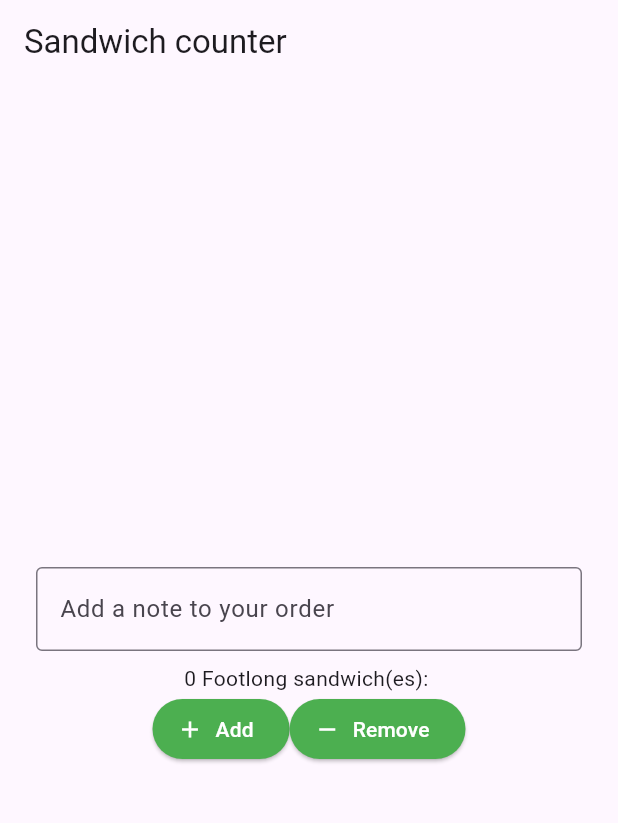
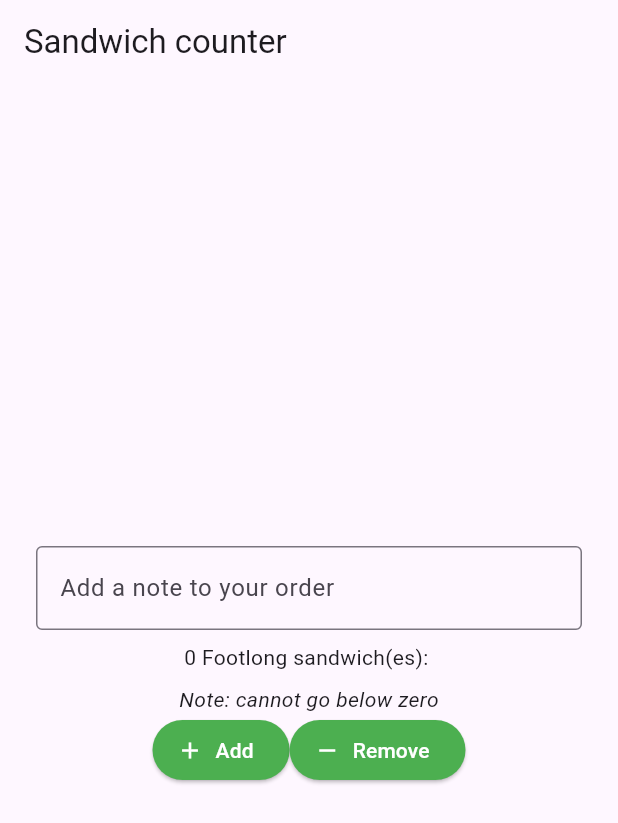
Before and after one commit to JxrryJr/sandwich_shop, a Flutter app: the screen it shows after launch, after a tap on "Add", after a tap on "Remove", on a phone screen of 412 x 824 dp. Shown: the top 823 px of the screen. Run offline on Flutter 3.47's test engine with Material 3 defaults, Android fonts, the phone set to English and light mode, and no system bars.

Commit message:
add limits to the order screen state

```diff
--- a/lib/main.dart
+++ b/lib/main.dart
@@ -74,11 +74,17 @@ class _OrderScreenState extends State<OrderScreen> {
     if (_quantity < widget.maxQuantity) {
       setState(() => _quantity++ );
     }
+    if (_quantity == 10) {
+      setState(() => _note = 'Maximum quantity reached');
+    }
   }
 
   void _decreaseQuantity() {
     if (_quantity > 0) {
       setState(() => _quantity--);
+    }
+    if (_quantity == 0) {
+      setState(() => _note = 'cannot go below zero');
     }
   }
 
```
